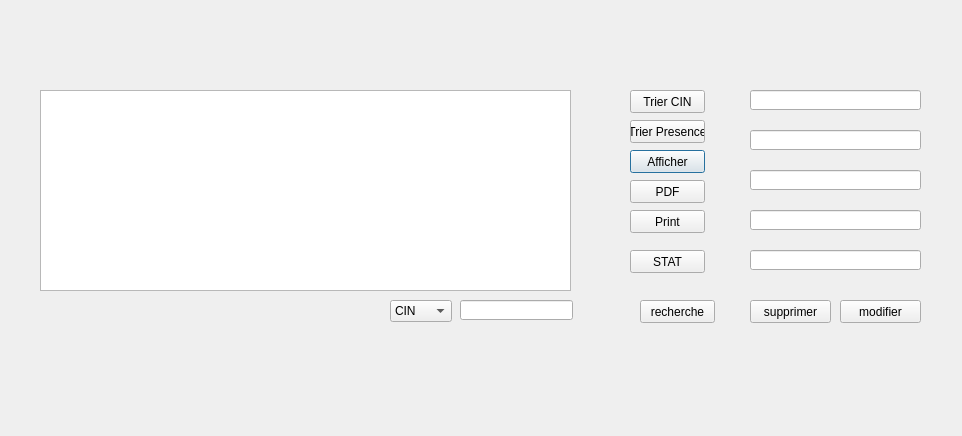
Qt form affichagepersonnel.ui (mohamed-amine-aouadi/my-hotel) before a commit.
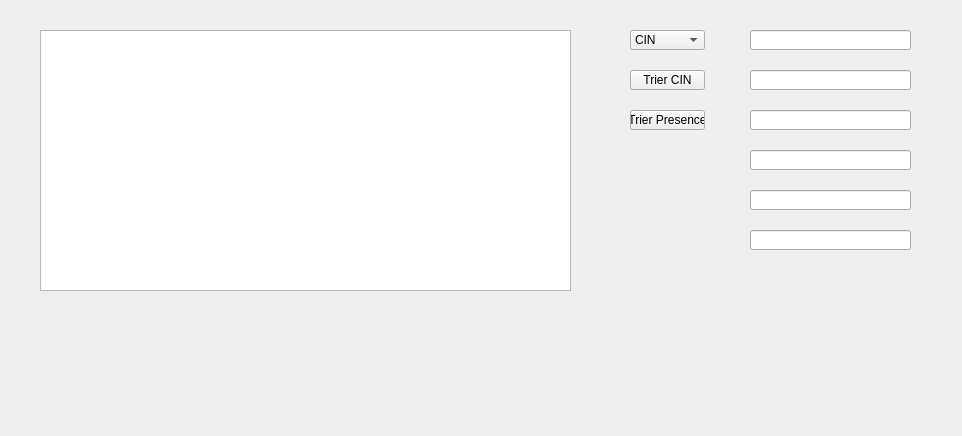
The same form after that commit. Icons and pictures are not drawn.

```diff
--- a/affichagepersonnel.ui
+++ b/affichagepersonnel.ui
@@ -16,23 +16,30 @@
   <widget class="QPushButton" name="pushButton_3">
    <property name="geometry">
     <rect>
-     <x>630</x>
-     <y>150</y>
-     <width>75</width>
-     <height>23</height>
+     <x>300</x>
+     <y>370</y>
+     <width>50</width>
+     <height>50</height>
     </rect>
    </property>
+   <property name="styleSheet">
+    <string notr="true">background-color:tranparent;
+border-image:url(:/images/icones/afficher.png);
+background:none;
+border:none;
+background-repeat:none;</string>
+   </property>
    <property name="text">
-    <string>Afficher</string>
+    <string/>
    </property>
   </widget>
   <widget class="QPushButton" name="pushButton_7">
    <property name="geometry">
     <rect>
      <x>630</x>
-     <y>120</y>
+     <y>110</y>
      <width>75</width>
-     <height>23</height>
+     <height>20</height>
     </rect>
    </property>
    <property name="text">
@@ -42,35 +49,49 @@
   <widget class="QPushButton" name="pushButton_5">
    <property name="geometry">
     <rect>
-     <x>630</x>
-     <y>180</y>
-     <width>75</width>
-     <height>23</height>
+     <x>420</x>
+     <y>370</y>
+     <width>50</width>
+     <height>50</height>
     </rect>
    </property>
+   <property name="styleSheet">
+    <string notr="true">background-color:tranparent;
+border-image:url(:/images/icones/pdf.png);
+background:none;
+border:none;
+background-repeat:none;</string>
+   </property>
    <property name="text">
-    <string>PDF</string>
+    <string/>
    </property>
   </widget>
   <widget class="QPushButton" name="pushButton_2">
    <property name="geometry">
     <rect>
-     <x>750</x>
-     <y>300</y>
-     <width>81</width>
-     <height>23</height>
+     <x>790</x>
+     <y>270</y>
+     <width>30</width>
+     <height>30</height>
     </rect>
    </property>
+   <property name="styleSheet">
+    <string notr="true">background-color:tranparent;
+border-image:url(:/images/icones/delete.png);
+background:none;
+border:none;
+background-repeat:none;</string>
+   </property>
    <property name="text">
-    <string>supprimer</string>
+    <string/>
    </property>
   </widget>
   <widget class="QLineEdit" name="recherche_date">
    <property name="geometry">
     <rect>
      <x>750</x>
-     <y>250</y>
-     <width>171</width>
+     <y>230</y>
+     <width>161</width>
      <height>20</height>
     </rect>
    </property>
@@ -79,8 +100,8 @@
    <property name="geometry">
     <rect>
      <x>750</x>
-     <y>130</y>
-     <width>171</width>
+     <y>110</y>
+     <width>161</width>
      <height>20</height>
     </rect>
    </property>
@@ -88,10 +109,10 @@
   <widget class="QComboBox" name="comboBox">
    <property name="geometry">
     <rect>
-     <x>390</x>
-     <y>300</y>
-     <width>62</width>
-     <height>22</height>
+     <x>630</x>
+     <y>30</y>
+     <width>75</width>
+     <height>20</height>
     </rect>
    </property>
    <item>
@@ -124,8 +145,8 @@
    <property name="geometry">
     <rect>
      <x>750</x>
-     <y>170</y>
-     <width>171</width>
+     <y>150</y>
+     <width>161</width>
      <height>20</height>
     </rect>
    </property>
@@ -134,8 +155,8 @@
    <property name="geometry">
     <rect>
      <x>750</x>
-     <y>90</y>
-     <width>171</width>
+     <y>70</y>
+     <width>161</width>
      <height>20</height>
     </rect>
    </property>
@@ -144,8 +165,8 @@
    <property name="geometry">
     <rect>
      <x>750</x>
-     <y>210</y>
-     <width>171</width>
+     <y>190</y>
+     <width>161</width>
      <height>20</height>
     </rect>
    </property>
@@ -154,45 +175,39 @@
    <property name="geometry">
     <rect>
      <x>40</x>
-     <y>90</y>
+     <y>30</y>
      <width>531</width>
-     <height>201</height>
+     <height>261</height>
     </rect>
    </property>
   </widget>
-  <widget class="QPushButton" name="pushButton_91">
-   <property name="geometry">
-    <rect>
-     <x>630</x>
-     <y>250</y>
-     <width>75</width>
-     <height>23</height>
-    </rect>
-   </property>
-   <property name="text">
-    <string>STAT</string>
-   </property>
-  </widget>
   <widget class="QPushButton" name="pushButton">
    <property name="geometry">
     <rect>
      <x>840</x>
-     <y>300</y>
-     <width>81</width>
-     <height>23</height>
+     <y>270</y>
+     <width>30</width>
+     <height>30</height>
     </rect>
    </property>
+   <property name="styleSheet">
+    <string notr="true">background-color:tranparent;
+border-image:url(:/images/icones/update.png);
+background:none;
+border:none;
+background-repeat:none;</string>
+   </property>
    <property name="text">
-    <string>modifier</string>
+    <string/>
    </property>
   </widget>
   <widget class="QPushButton" name="pushButton_8">
    <property name="geometry">
     <rect>
      <x>630</x>
-     <y>90</y>
+     <y>70</y>
      <width>75</width>
-     <height>23</height>
+     <height>20</height>
     </rect>
    </property>
    <property name="text">
@@ -202,22 +217,29 @@
   <widget class="QPushButton" name="pushButton_4">
    <property name="geometry">
     <rect>
-     <x>630</x>
-     <y>210</y>
-     <width>75</width>
-     <height>23</height>
+     <x>530</x>
+     <y>370</y>
+     <width>50</width>
+     <height>50</height>
     </rect>
    </property>
+   <property name="styleSheet">
+    <string notr="true">background-color:tranparent;
+border-image:url(:/images/icones/printer.png);
+background:none;
+border:none;
+background-repeat:none;</string>
+   </property>
    <property name="text">
-    <string>Print</string>
+    <string/>
    </property>
   </widget>
   <widget class="QLineEdit" name="lineEdit">
    <property name="geometry">
     <rect>
-     <x>460</x>
-     <y>300</y>
-     <width>113</width>
+     <x>750</x>
+     <y>30</y>
+     <width>161</width>
      <height>20</height>
     </rect>
    </property>
@@ -225,16 +247,60 @@
   <widget class="QPushButton" name="pushButton_6">
    <property name="geometry">
     <rect>
-     <x>640</x>
-     <y>300</y>
-     <width>75</width>
-     <height>23</height>
+     <x>920</x>
+     <y>30</y>
+     <width>30</width>
+     <height>30</height>
     </rect>
    </property>
+   <property name="styleSheet">
+    <string notr="true">background-color:tranparent;
+border-image:url(:/images/icones/focus.png);
+background:none;
+border:none;
+background-repeat:none;</string>
+   </property>
    <property name="text">
-    <string>recherche</string>
+    <string/>
    </property>
   </widget>
+  <widget class="QLabel" name="label">
+   <property name="geometry">
+    <rect>
+     <x>0</x>
+     <y>0</y>
+     <width>961</width>
+     <height>431</height>
+    </rect>
+   </property>
+   <property name="styleSheet">
+    <string notr="true">background-color:tranparent;
+border-image:url(:/images/icones/back.jpg);
+background:none;
+border:none;
+background-repeat:none;</string>
+   </property>
+   <property name="text">
+    <string/>
+   </property>
+  </widget>
+  <zorder>label</zorder>
+  <zorder>pushButton_3</zorder>
+  <zorder>pushButton_7</zorder>
+  <zorder>pushButton_5</zorder>
+  <zorder>pushButton_2</zorder>
+  <zorder>recherche_date</zorder>
+  <zorder>recherche_grade</zorder>
+  <zorder>comboBox</zorder>
+  <zorder>recherche_presence</zorder>
+  <zorder>recherche_cin</zorder>
+  <zorder>recherche_salaire</zorder>
+  <zorder>tabpersonnel</zorder>
+  <zorder>pushButton</zorder>
+  <zorder>pushButton_8</zorder>
+  <zorder>pushButton_4</zorder>
+  <zorder>lineEdit</zorder>
+  <zorder>pushButton_6</zorder>
  </widget>
  <resources/>
  <connections/>
```
